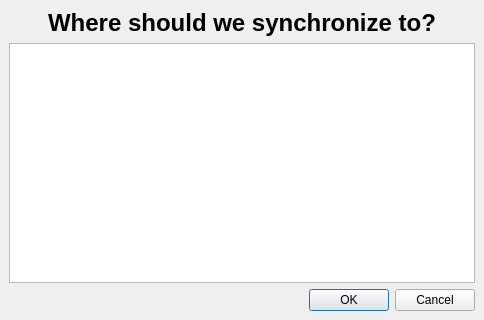
ludiosarchive/anki, file designer/syncdeck.ui: the form before one commit.
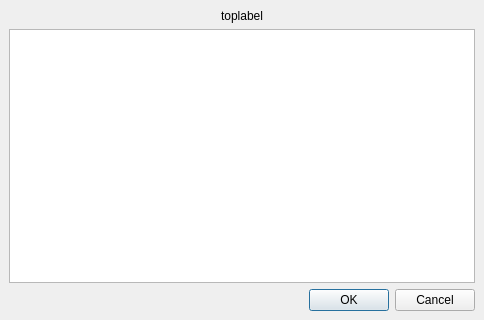
The form after the commit.

The edit to the form file:
```diff
--- a/designer/syncdeck.ui
+++ b/designer/syncdeck.ui
@@ -31,7 +31,7 @@
    <item>
     <widget class="QLabel" name="label" >
      <property name="text" >
-      <string>&lt;h1>Where should we synchronize to?&lt;/h1></string>
+      <string>toplabel</string>
      </property>
      <property name="alignment" >
       <set>Qt::AlignCenter</set>
```
Left out of the diff: 15 changed lines with no effect on the pictures.
